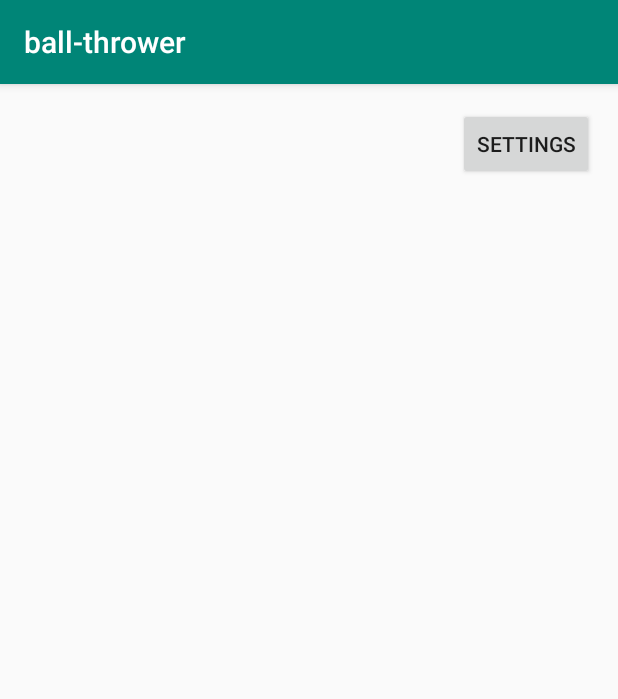
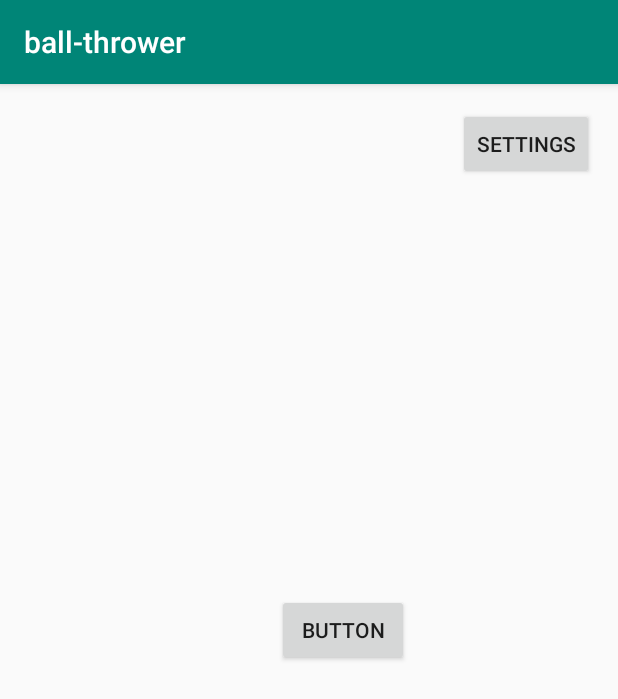
Before and after one commit to hakonschia/ball-thrower, an Android app: the screen it shows after launch (MainActivity), on a phone screen of 412 x 824 dp. Shown: the top 699 px of the screen. Run offline under Robolectric (Android 15) with nearby library versions, the phone set to English and light mode, and no system bars.

Commit message:
i have no idea what im doing :)

```diff
--- a/app/src/main/res/layout/activity_main.xml
+++ b/app/src/main/res/layout/activity_main.xml
@@ -22,4 +22,17 @@
         app:layout_constraintTop_toTopOf="parent"
         app:layout_constraintVertical_bias="0.011" />
 
+    <Button
+        android:id="@+id/btn_test"
+        android:layout_width="wrap_content"
+        android:layout_height="wrap_content"
+        android:layout_marginStart="8dp"
+        android:layout_marginTop="340dp"
+        android:layout_marginEnd="8dp"
+        android:text="Button"
+        app:layout_constraintEnd_toEndOf="parent"
+        app:layout_constraintHorizontal_bias="0.573"
+        app:layout_constraintStart_toStartOf="parent"
+        app:layout_constraintTop_toTopOf="parent" />
+
 </android.support.constraint.ConstraintLayout>
```
Also changed, not shown: app/src/main/java/com/hakon/ball_thrower/MainActivity.java (+47 -11 lines), app/src/main/res/drawable/circle.xml (added, +14 -0 lines).
